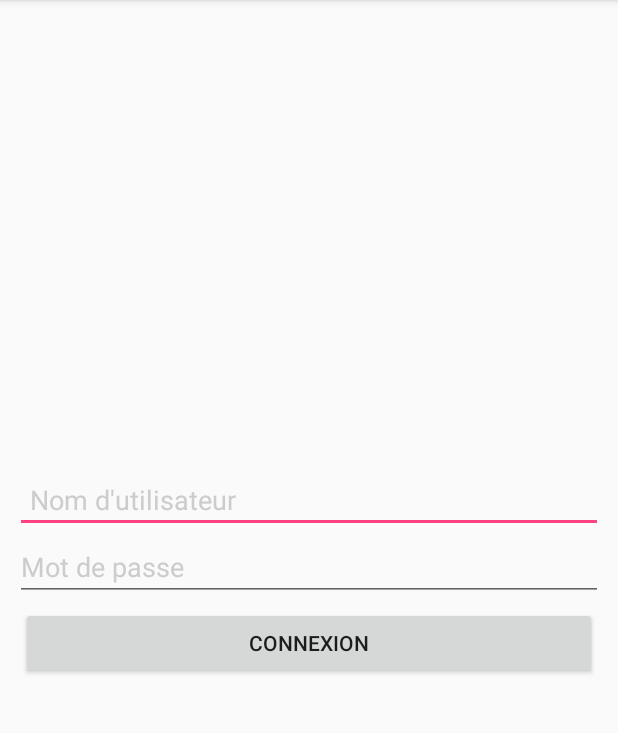
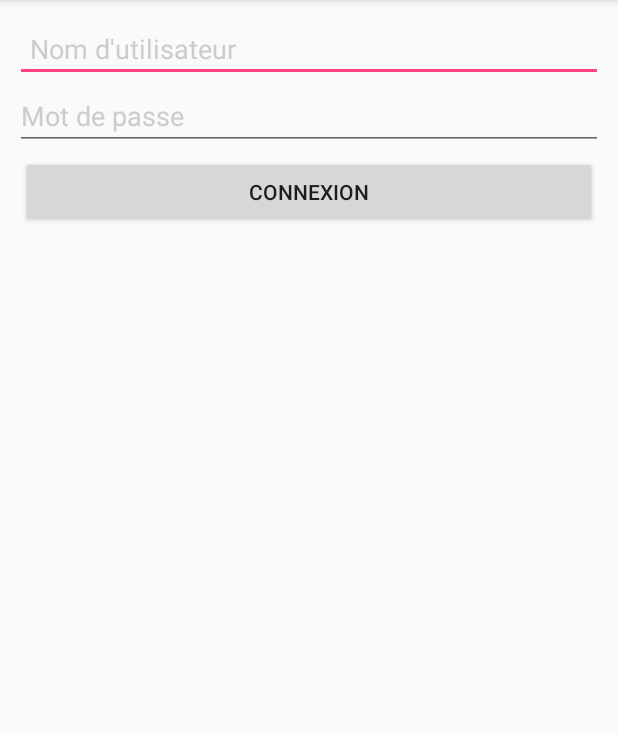
Before and after one commit to TeamDroneFireman/AndroidApp, an Android app: the screen it shows after launch (LoginActivity), on a phone screen of 412 x 824 dp, the part 84-817 px from its top. Run offline under Robolectric (Android 15) with nearby library versions, the phone set to English and light mode, and no system bars.

Commit message:
Ajout des activités et fragments vides (Login + MainMenu)

```diff
--- a/app/build.gradle
+++ b/app/build.gradle
@@ -23,4 +23,5 @@ dependencies {
     compile fileTree(dir: 'libs', include: ['*.jar'])
     testCompile 'junit:junit:4.12'
     compile 'com.android.support:appcompat-v7:23.2.1'
+    compile 'com.android.support:support-v4:23.2.1'
 }
--- a/app/src/main/AndroidManifest.xml
+++ b/app/src/main/AndroidManifest.xml
@@ -15,6 +15,7 @@
                 <category android:name="android.intent.category.LAUNCHER" />
             </intent-filter>
         </activity>
+        <activity android:name=".activity.MainMenuActivity"></activity>
     </application>
 
 </manifest>
--- a/app/src/main/java/edu/istic/tdf/dfclient/activity/LoginActivity.java
+++ b/app/src/main/java/edu/istic/tdf/dfclient/activity/LoginActivity.java
@@ -1,15 +1,32 @@
 package edu.istic.tdf.dfclient.activity;
 
+import android.content.Intent;
 import android.support.v7.app.AppCompatActivity;
 import android.os.Bundle;
 
 import edu.istic.tdf.dfclient.R;
+import edu.istic.tdf.dfclient.fragment.LoginFragment;
 
-public class LoginActivity extends AppCompatActivity {
+public class LoginActivity extends AppCompatActivity implements LoginFragment.OnFragmentInteractionListener {
 
     @Override
     protected void onCreate(Bundle savedInstanceState) {
         super.onCreate(savedInstanceState);
         setContentView(R.layout.activity_login);
+
+        getSupportFragmentManager().beginTransaction()
+                .replace(R.id.login_container, LoginFragment.newInstance())
+                .commit();
+    }
+
+    @Override
+    public void onLoginSuccess() {
+        Intent intent = new Intent(this, MainMenuActivity.class);
+        this.startActivity(intent);
+    }
+
+    @Override
+    public void onLoginError(String message) {
+
     }
 }
--- /dev/null
+++ b/app/src/main/java/edu/istic/tdf/dfclient/fragment/LoginFragment.java
@@ -0,0 +1,70 @@
+package edu.istic.tdf.dfclient.fragment;
+
+import android.content.Context;
+import android.net.Uri;
+import android.os.Bundle;
+import android.support.v4.app.Fragment;
+import android.view.LayoutInflater;
+import android.view.View;
+import android.view.ViewGroup;
+import android.widget.Button;
+
+import edu.istic.tdf.dfclient.R;
+
+public class LoginFragment extends Fragment {
+
+    private OnFragmentInteractionListener mListener;
+
+    public LoginFragment() {
+    }
+
+    // TODO: Rename and change types and number of parameters
+    public static LoginFragment newInstance() {
+        LoginFragment fragment = new LoginFragment();
+        return fragment;
+    }
+
+    @Override
+    public void onCreate(Bundle savedInstanceState) {
+        super.onCreate(savedInstanceState);
+
+    }
+
+    @Override
+    public View onCreateView(LayoutInflater inflater, ViewGroup container,
+                             Bundle savedInstanceState) {
+        super.onCreateView(inflater, container, savedInstanceState);
+        View view = inflater.inflate(R.layout.fragment_login, container, false);
+        Button loginButton = (Button) view.findViewById(R.id.loginButton);
+        loginButton.setOnClickListener(new View.OnClickListener() {
+            @Override
+            public void onClick(View v) {
+                mListener.onLoginSuccess();
+            }
+        });
+
+        return view;
+    }
+
+    @Override
+    public void onAttach(Context context) {
+        super.onAttach(context);
+        if (context instanceof OnFragmentInteractionListener) {
+            mListener = (OnFragmentInteractionListener) context;
+        } else {
+            throw new RuntimeException(context.toString()
+                    + " must implement OnFragmentInteractionListener");
+        }
+    }
+
+    @Override
+    public void onDetach() {
+        super.onDetach();
+        mListener = null;
+    }
+
+    public interface OnFragmentInteractionListener {
+        void onLoginSuccess();
+        void onLoginError(String message);
+    }
+}
--- a/app/src/main/res/layout/activity_login.xml
+++ b/app/src/main/res/layout/activity_login.xml
@@ -4,36 +4,9 @@
     android:layout_height="match_parent"
     tools:context=".activity.LoginActivity">
 
-    <LinearLayout
-        android:orientation="vertical"
-        android:layout_width="match_parent"
-        android:layout_height="wrap_content"
-        android:layout_centerInParent="true"
-        android:padding="10dp"
-        >
-
-        <EditText
-            android:id="@+id/username"
-            android:layout_width="match_parent"
-            android:layout_height="wrap_content"
-            android:padding="10dp"
-            android:hint="@string/login_username_text"
-            android:textColorHint="#cccccc"/>
-        <EditText
-            android:id="@+id/password"
-            android:layout_width="match_parent"
-            android:layout_height="wrap_content"
-            android:hint="@string/login_password_text"
-            android:textColorHint="#cccccc"
-            android:password="true"/>
-        <Button
-            android:id="@+id/btnSignIn"
-            android:layout_width="match_parent"
-            android:layout_height="wrap_content"
-            android:padding="10dp"
-            android:layout_margin="4dp"
-            android:text="@string/login_button_text"
-            />
-    </LinearLayout>
+    <FrameLayout
+        android:id="@+id/login_container"
+        android:layout_width="fill_parent"
+        android:layout_height="fill_parent"/>
 
 </RelativeLayout>
--- /dev/null
+++ b/app/src/main/res/layout/fragment_login.xml
@@ -0,0 +1,39 @@
+<FrameLayout xmlns:android="http://schemas.android.com/apk/res/android"
+    xmlns:tools="http://schemas.android.com/tools"
+    android:layout_width="match_parent"
+    android:layout_height="match_parent"
+    tools:context="edu.istic.tdf.dfclient.fragment.LoginFragment">
+
+    <LinearLayout
+        android:orientation="vertical"
+        android:layout_width="match_parent"
+        android:layout_height="wrap_content"
+        android:layout_centerInParent="true"
+        android:padding="10dp"
+        >
+
+        <EditText
+            android:id="@+id/username"
+            android:layout_width="match_parent"
+            android:layout_height="wrap_content"
+            android:padding="10dp"
+            android:hint="@string/login_username_text"
+            android:textColorHint="#cccccc"/>
+        <EditText
+            android:id="@+id/password"
+            android:layout_width="match_parent"
+            android:layout_height="wrap_content"
+            android:hint="@string/login_password_text"
+            android:textColorHint="#cccccc"
+            android:password="true"/>
+        <Button
+            android:id="@+id/loginButton"
+            android:layout_width="match_parent"
+            android:layout_height="wrap_content"
+            android:padding="10dp"
+            android:layout_margin="4dp"
+            android:text="@string/login_button_text"
+            />
+    </LinearLayout>
+
+</FrameLayout>
--- a/app/src/main/res/values/strings.xml
+++ b/app/src/main/res/values/strings.xml
@@ -6,4 +6,6 @@
     <string name="login_password_text">Mot de passe</string>
     <string name="login_button_text">Connexion</string>
 
+    <string name="hello_blank_fragment">Fragment vide</string>
+
 </resources>
```
Also changed, not shown: app/src/main/java/edu/istic/tdf/dfclient/activity/MainMenuActivity.java (added, +26 -0 lines), app/src/main/java/edu/istic/tdf/dfclient/fragment/InterventionDetailFragment.java (added, +57 -0 lines), app/src/main/java/edu/istic/tdf/dfclient/fragment/InterventionListFragment.java (added, +57 -0 lines), app/src/main/res/layout/activity_main_menu.xml (added, +20 -0 lines), app/src/main/res/layout/fragment_intervention_detail.xml (added, +13 -0 lines), app/src/main/res/layout/fragment_intervention_list.xml (added, +13 -0 lines).
